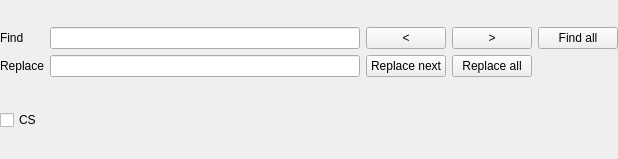
Before: the Qt Designer form app/src/codeeditor/ctextsearchwidget.ui in VioletGiraffe/ShaderPlayground, drawn with Qt 5.
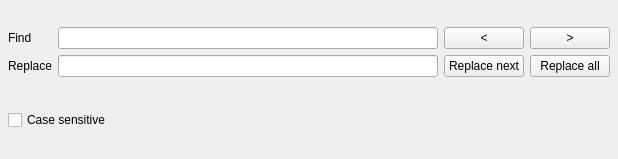
After: the same form once the commit is applied.

Patch:
```diff
--- a/app/src/codeeditor/ctextsearchwidget.ui
+++ b/app/src/codeeditor/ctextsearchwidget.ui
@@ -15,29 +15,26 @@
   </property>
   <layout class="QVBoxLayout" name="verticalLayout">
    <property name="leftMargin">
-    <number>0</number>
+    <number>8</number>
    </property>
    <property name="topMargin">
     <number>0</number>
    </property>
    <property name="rightMargin">
-    <number>0</number>
+    <number>8</number>
    </property>
    <property name="bottomMargin">
     <number>0</number>
    </property>
    <item>
-    <layout class="QGridLayout" name="gridLayout" columnstretch="0,1,0,0,0">
-     <item row="0" column="0">
-      <widget class="QLabel" name="label">
+    <layout class="QGridLayout" name="gridLayout" columnstretch="0,0,0,0">
+     <item row="1" column="3">
+      <widget class="QPushButton" name="_replaceAll">
        <property name="text">
-        <string>Find</string>
+        <string>Replace all</string>
        </property>
       </widget>
      </item>
-     <item row="0" column="1">
-      <widget class="QLineEdit" name="_searchFor"/>
-     </item>
      <item row="0" column="2">
       <widget class="QPushButton" name="_findPrevious">
        <property name="text">
@@ -45,19 +42,8 @@
        </property>
       </widget>
      </item>
-     <item row="0" column="3">
-      <widget class="QPushButton" name="_findNext">
-       <property name="text">
-        <string>&gt;</string>
-       </property>
-      </widget>
-     </item>
-     <item row="0" column="4">
-      <widget class="QPushButton" name="_findAll">
-       <property name="text">
-        <string>Find all</string>
-       </property>
-      </widget>
+     <item row="1" column="1">
+      <widget class="QLineEdit" name="_replaceWith"/>
      </item>
      <item row="1" column="0">
       <widget class="QLabel" name="label_2">
@@ -66,9 +52,6 @@
        </property>
       </widget>
      </item>
-     <item row="1" column="1">
-      <widget class="QLineEdit" name="_replaceWith"/>
-     </item>
      <item row="1" column="2">
       <widget class="QPushButton" name="_replace">
        <property name="text">
@@ -76,19 +59,29 @@
        </property>
       </widget>
      </item>
-     <item row="1" column="3">
-      <widget class="QPushButton" name="_replaceAll">
+     <item row="0" column="0">
+      <widget class="QLabel" name="label">
        <property name="text">
-        <string>Replace all</string>
+        <string>Find</string>
        </property>
       </widget>
      </item>
+     <item row="0" column="3">
+      <widget class="QPushButton" name="_findNext">
+       <property name="text">
+        <string>&gt;</string>
+       </property>
+      </widget>
+     </item>
+     <item row="0" column="1">
+      <widget class="QLineEdit" name="_searchFor"/>
+     </item>
     </layout>
    </item>
    <item>
     <widget class="QCheckBox" name="_caseSensitive">
      <property name="text">
-      <string>CS</string>
+      <string>Case sensitive</string>
      </property>
     </widget>
    </item>
```
